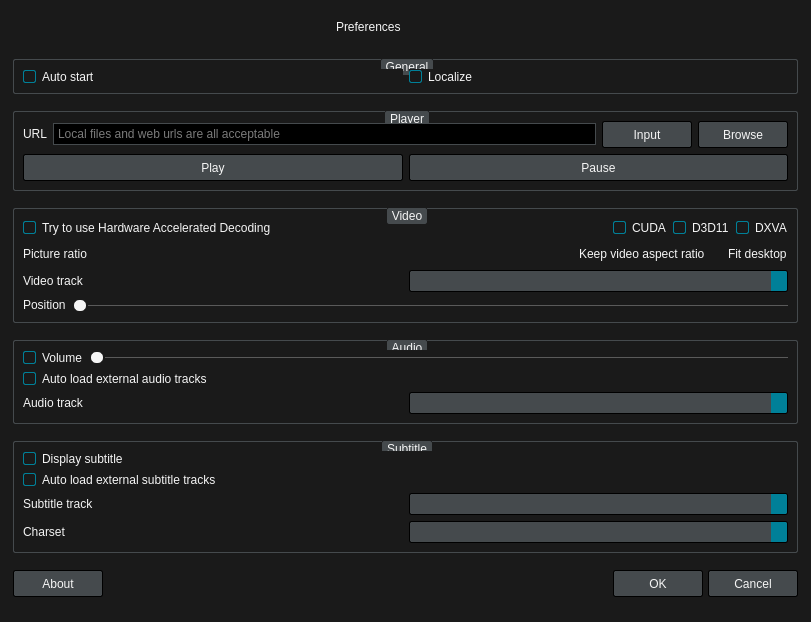
Old version of the form src/forms/preferencesdialog.ui in the repository wangwenx190/dynamic-desktop.
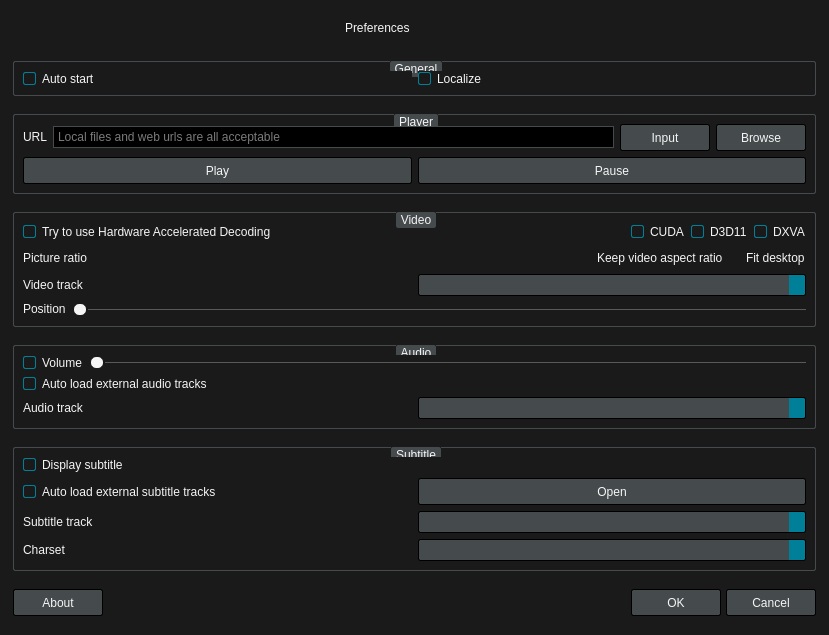
New version of the form. Icons and pictures are not drawn. Custom widgets are drawn as their Qt base class.

The edit to the form file:
```diff
--- a/src/forms/preferencesdialog.ui
+++ b/src/forms/preferencesdialog.ui
@@ -6,8 +6,8 @@
    <rect>
     <x>0</x>
     <y>0</y>
-    <width>811</width>
-    <height>622</height>
+    <width>829</width>
+    <height>635</height>
    </rect>
   </property>
   <property name="sizePolicy">
@@ -727,11 +727,22 @@
        </widget>
       </item>
       <item>
+       <layout class="QHBoxLayout" name="horizontalLayout_14">
+        <item>
        <widget class="QCheckBox" name="checkBox_subtitle_autoLoadExternal">
         <property name="text">
          <string>Auto load external subtitle tracks</string>
         </property>
        </widget>
+        </item>
+        <item>
+         <widget class="QPushButton" name="pushButton_subtitle_open">
+          <property name="text">
+           <string>Open</string>
+          </property>
+         </widget>
+        </item>
+       </layout>
       </item>
       <item>
        <layout class="QHBoxLayout" name="horizontalLayout_10">
```
Lines whose indentation alone changed are shown as unchanged.
